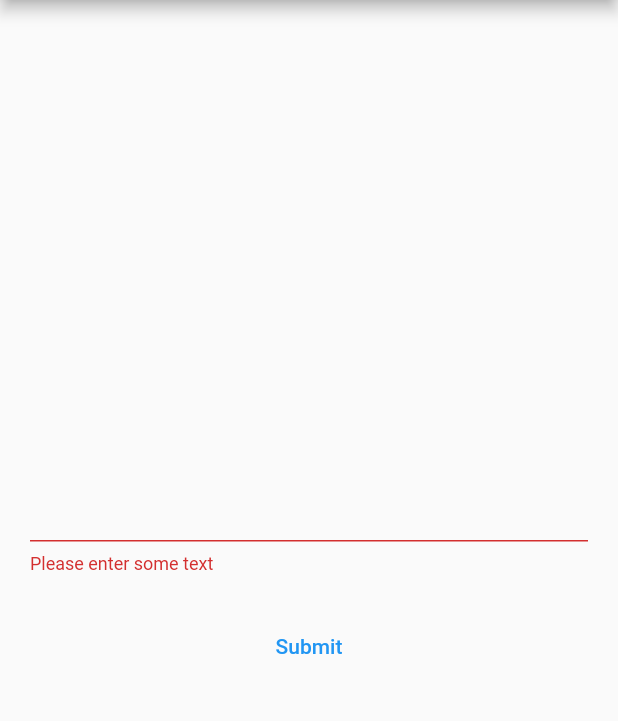
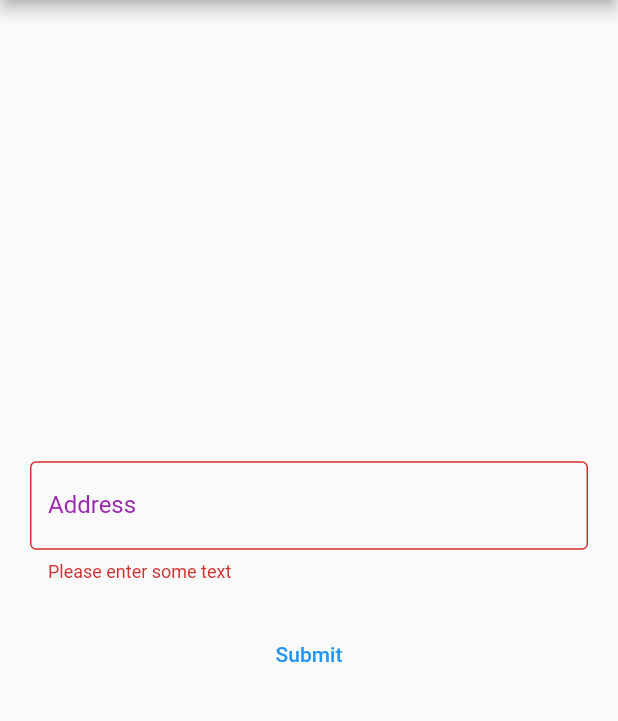
Before and after one commit to julienandco/google_places_autocomplete_text_field, a Flutter app: the screen it shows after launch, after a tap on "Submit", on a phone screen of 412 x 824 dp, the part 84-805 px from its top. Run offline on Flutter 3.47's test engine with Material 2 defaults, Android fonts, the phone set to English and light mode, and no system bars; our stand-ins replace dio, rxdart.

Commit message:
chore: clean up the main.dart file of the example project

```diff
--- a/example/lib/main.dart
+++ b/example/lib/main.dart
@@ -16,7 +16,9 @@ class MyApp extends StatelessWidget {
       theme: ThemeData(
         primarySwatch: Colors.blue,
       ),
-      home: MyHomePage(title: 'Google Places Autocomplete Demo'),
+      home: const MyHomePage(
+        title: 'Google Places Autocomplete Demo',
+      ),
     );
   }
 }
@@ -57,13 +59,19 @@ class _MyHomePageState extends State<MyHomePage> {
               child: GooglePlacesAutoCompleteTextFormField(
                 textEditingController: _textController,
                 googleAPIKey: _yourGoogleAPIKey,
+                decoration: const InputDecoration(
+                  hintText: 'Enter your address',
+                  labelText: 'Address',
+                  labelStyle: TextStyle(color: Colors.purple),
+                  border: OutlineInputBorder(),
+                ),
                 validator: (value) {
                   if (value!.isEmpty) {
                     return 'Please enter some text';
                   }
                   return null;
                 },
-                // proxyURL: _yourProxyURL, //
+                // proxyURL: _yourProxyURL,
                 maxLines: 1,
                 overlayContainer: (child) => Material(
                   elevation: 1.0,
```
